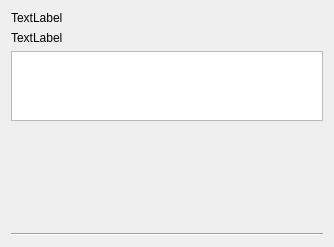
Above: activitiescell.ui from OmarT-Y/TravelPlaner before the change. Below: the same form after it.
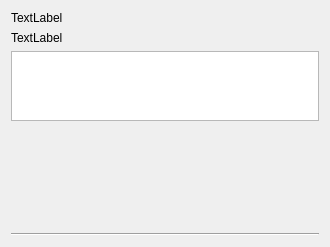
That is the form after the change.

Diff of the .ui file:
```diff
--- a/activitiescell.ui
+++ b/activitiescell.ui
@@ -13,8 +13,27 @@
   <property name="windowTitle">
    <string>Form</string>
   </property>
-  <layout class="QGridLayout" name="gridLayout">
-   <item row="3" column="2">
+  <layout class="QVBoxLayout" name="verticalLayout">
+   <item>
+    <widget class="QLabel" name="namePriceLabel">
+     <property name="text">
+      <string>TextLabel</string>
+     </property>
+    </widget>
+   </item>
+   <item>
+    <widget class="QLabel" name="hoursLabel">
+     <property name="text">
+      <string>TextLabel</string>
+     </property>
+    </widget>
+   </item>
+   <item>
+    <widget class="QTextEdit" name="textEdit"/>
+   </item>
+   <item>
+    <layout class="QHBoxLayout" name="horizontalLayout">
+     <item>
     <widget class="QLabel" name="image2Label">
      <property name="sizePolicy">
       <sizepolicy hsizetype="Fixed" vsizetype="Fixed">
@@ -24,13 +43,13 @@
      </property>
      <property name="minimumSize">
       <size>
-       <width>100</width>
+         <width>120</width>
        <height>100</height>
       </size>
      </property>
      <property name="maximumSize">
       <size>
-       <width>100</width>
+         <width>120</width>
        <height>100</height>
       </size>
      </property>
@@ -39,21 +58,7 @@
      </property>
     </widget>
    </item>
-   <item row="5" column="0" colspan="3">
-    <widget class="Line" name="line">
-     <property name="orientation">
-      <enum>Qt::Horizontal</enum>
-     </property>
-    </widget>
-   </item>
-   <item row="1" column="0">
-    <widget class="QLabel" name="hoursLabel">
-     <property name="text">
-      <string>TextLabel</string>
-     </property>
-    </widget>
-   </item>
-   <item row="3" column="0">
+     <item>
     <widget class="QLabel" name="imageLabel">
      <property name="sizePolicy">
       <sizepolicy hsizetype="Fixed" vsizetype="Minimum">
@@ -63,13 +68,13 @@
      </property>
      <property name="minimumSize">
       <size>
-       <width>100</width>
+         <width>120</width>
        <height>100</height>
       </size>
      </property>
      <property name="maximumSize">
       <size>
-       <width>100</width>
+         <width>120</width>
        <height>100</height>
       </size>
      </property>
@@ -78,31 +83,14 @@
      </property>
     </widget>
    </item>
-   <item row="0" column="0">
-    <widget class="QLabel" name="namePriceLabel">
-     <property name="text">
-      <string>TextLabel</string>
-     </property>
-    </widget>
+    </layout>
    </item>
-   <item row="2" column="0" colspan="3">
-    <widget class="QTextEdit" name="textEdit"/>
-   </item>
-   <item row="3" column="1">
-    <spacer name="horizontalSpacer">
+   <item>
+    <widget class="Line" name="line">
      <property name="orientation">
       <enum>Qt::Horizontal</enum>
      </property>
-     <property name="sizeType">
-      <enum>QSizePolicy::Fixed</enum>
-     </property>
-     <property name="sizeHint" stdset="0">
-      <size>
-       <width>100</width>
-       <height>20</height>
-      </size>
-     </property>
-    </spacer>
+    </widget>
    </item>
   </layout>
  </widget>
```
Lines whose indentation alone changed are shown as unchanged.
